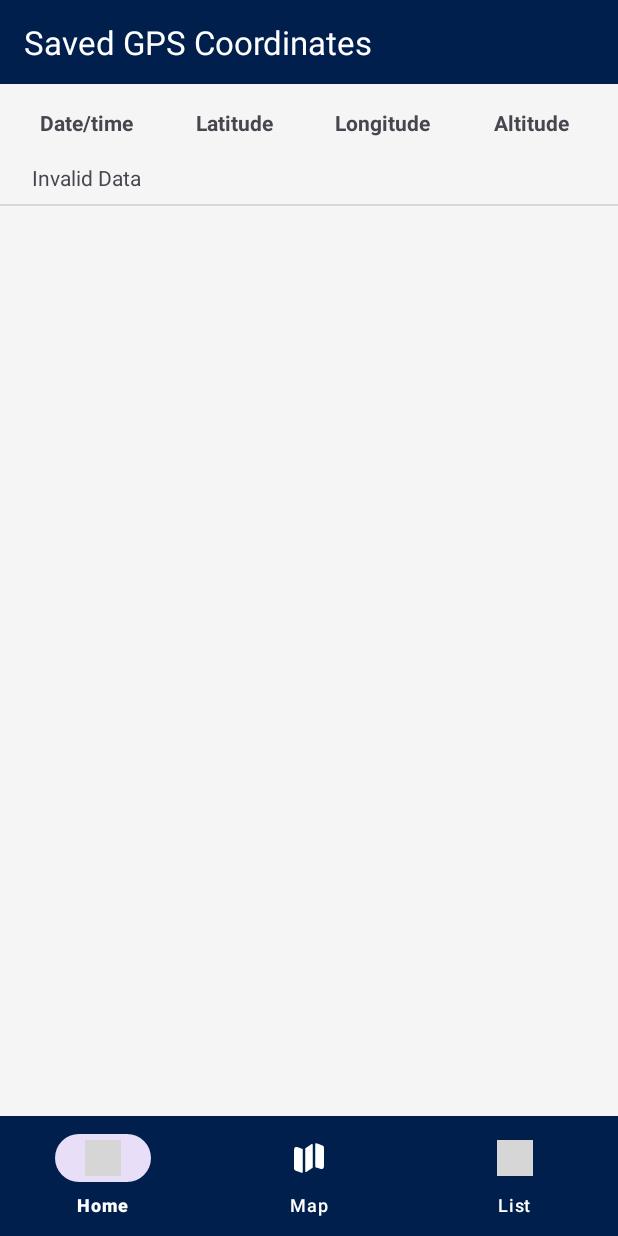
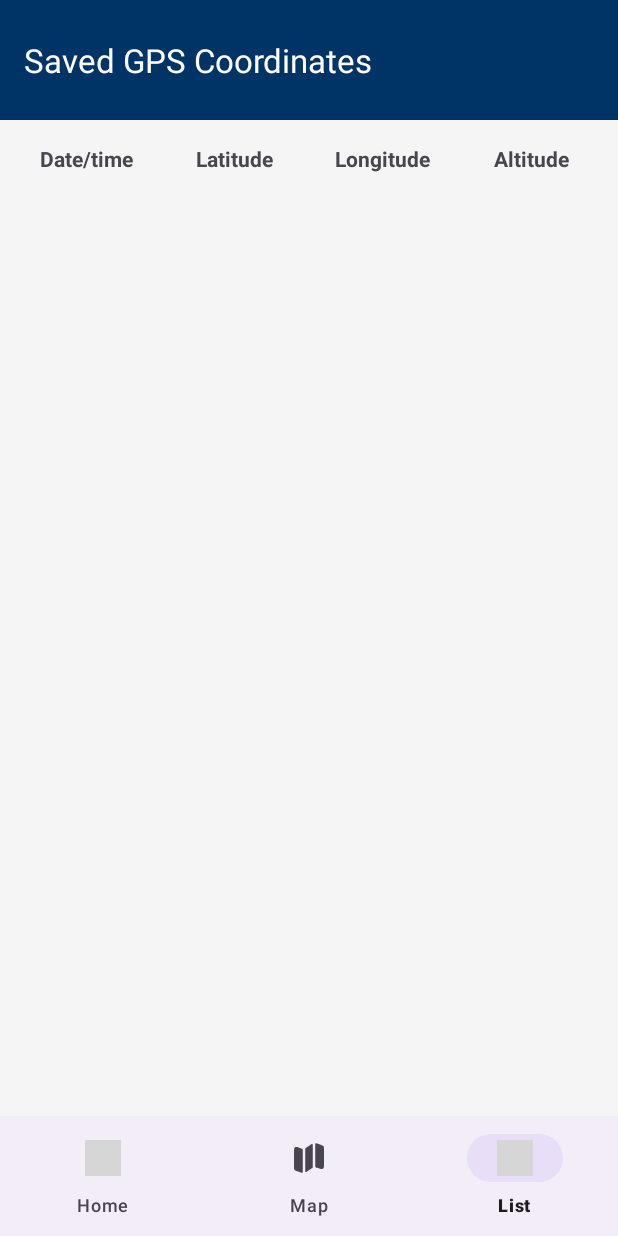
Before and after one commit to kliniik/MAD_Kotlin, an Android app: the screen it shows after launch (SecondActivity), item 3 of the bottom bar chosen, on a phone screen of 412 x 824 dp. Run offline under Robolectric (Android 15) with nearby library versions, the phone set to English and light mode, and no system bars; grey boxes are pictures that could not be loaded.

Commit message:
fixed bottom nav bar and improved style of top bar

```diff
--- a/app/src/main/java/es/upm/btb/madproject/MainActivity.kt
+++ b/app/src/main/java/es/upm/btb/madproject/MainActivity.kt
@@ -19,31 +19,34 @@ import android.Manifest
 import android.content.pm.PackageManager
 import android.location.LocationListener
 import android.location.LocationManager
+import android.util.Log
 import java.io.File
+import java.io.IOException
 
 class MainActivity : AppCompatActivity(), LocationListener {
-    private lateinit var bottomNavigationView: BottomNavigationView
-    private lateinit var locationManager: LocationManager
-    private lateinit var locationSwitch: Switch
-    private val locationPermissionCode = 2
-    private var latestLocation: Location? = null
+    private lateinit var bottomNavigationView: BottomNavigationView // bottom nav bar
+    private lateinit var locationManager: LocationManager // location updates
+    private lateinit var locationSwitch: Switch // enables/disables location tracking
+    private val locationPermissionCode = 2 // location permissions
+    private var latestLocation: Location? = null // stores last known GPS location
 
     override fun onCreate(savedInstanceState: Bundle?) {
         super.onCreate(savedInstanceState)
         enableEdgeToEdge()
         setContentView(R.layout.activity_main)
 
-        // Toolbar mit Overflow-Menü (Settings)
+        // Toolbar with Overflow Menu (Settings)
         val toolbar: Toolbar = findViewById(R.id.toolbar)
         setSupportActionBar(toolbar)
 
-        // Bottom Navigation View
+        // Bottom Navigation View (Home: MainActivity, Map: OpenStreetMapActivity, List: SecondActivity)
         val bottomNavigationView: BottomNavigationView = findViewById(R.id.bottom_navigation_view)
         bottomNavigationView.setOnItemSelectedListener { item ->
             when (item.itemId) {
                 R.id.navigation_home -> {
                     startActivity(Intent(this, MainActivity::class.java))
                     true
+
                 }
                 R.id.navigation_map -> {
                     val intent = Intent(this, OpenStreetMapActivity::class.java)
@@ -64,10 +67,10 @@ class MainActivity : AppCompatActivity(), LocationListener {
             }
         }
 
-        // Location Manager initialisieren
-        locationManager = getSystemService(Context.LOCATION_SERVICE) as LocationManager
-        locationSwitch = findViewById(R.id.locationSwitch)
-        locationSwitch.setOnCheckedChangeListener { _, isChecked ->
+        // Location Manager initialization
+        locationManager = getSystemService(Context.LOCATION_SERVICE) as LocationManager // retrieves location service
+        locationSwitch = findViewById(R.id.locationSwitch) // finds switch UI element
+        locationSwitch.setOnCheckedChangeListener { _, isChecked -> // toggles location tracking
             if (isChecked) {
                 locationSwitch.text = "Disable location"
                 startLocationUpdates()
@@ -77,7 +80,7 @@ class MainActivity : AppCompatActivity(), LocationListener {
             }
         }
 
-        // Überprüfe gespeicherte User ID
+        // Retrieve stored User ID + display toast message
         val userIdentifier = getUserIdentifier()
         if (userIdentifier == null) {
             Toast.makeText(this, "No User ID found", Toast.LENGTH_LONG).show()
@@ -86,13 +89,13 @@ class MainActivity : AppCompatActivity(), LocationListener {
         }
     }
 
-    // 🟢 Menü (drei Punkte oben rechts) erzeugen
+    // Create menu (3 dots)
     override fun onCreateOptionsMenu(menu: Menu): Boolean {
         menuInflater.inflate(R.menu.top_menu, menu)
         return true
     }
 
-    // 🟢 Klick-Handling für das Menü
+    // Starts SettingsActivity when the setting menu item is clicked
     override fun onOptionsItemSelected(item: MenuItem): Boolean {
         return when (item.itemId) {
             R.id.menu_settings -> {
@@ -103,6 +106,7 @@ class MainActivity : AppCompatActivity(), LocationListener {
         }
     }
 
+    // Start Location Updates every 5 minutes
     private fun startLocationUpdates() {
         if (ActivityCompat.checkSelfPermission(
                 this,
@@ -118,33 +122,47 @@ class MainActivity : AppCompatActivity(), LocationListener {
                 locationPermissionCode
             )
         } else {
+            Log.d("LOCATION_UPDATE", "Start GPS updates...")
+
             locationManager.requestLocationUpdates(LocationManager.GPS_PROVIDER, 5000, 5f, this)
         }
     }
 
+    // Stop Location Updates
     private fun stopLocationUpdates() {
         locationManager.removeUpdates(this)
     }
 
+    // Handle Location Permission Request (updates latestLocation and TextView with lat/lon + save GPS data)
     override fun onLocationChanged(location: Location) {
         latestLocation = location
+
+        Log.d("Location", "New Location: Lat: ${location.latitude}, Lon: ${location.longitude}, Alt: ${location.altitude}")
+
         val textView: TextView = findViewById(R.id.mainTextView)
         val locationText = "Lat: ${location.latitude}, Lon: ${location.longitude}"
         textView.text = locationText
         saveCoordinatesToFile(location.latitude, location.longitude, location.altitude)
     }
 
+    // User ID storage (retrieves user ID from SharedPreferences)
     private fun getUserIdentifier(): String? {
         val sharedPreferences = this.getSharedPreferences("AppPreferences", Context.MODE_PRIVATE)
         return sharedPreferences.getString("userIdentifier", null)
     }
 
+    // appends timestamped GPS data to a CSV file
     private fun saveCoordinatesToFile(latitude: Double, longitude: Double, altitude: Double) {
         val file = File(filesDir, "gps_coordinates.csv")
 
         val timestamp = System.currentTimeMillis().toString()
         val formattedData = "$timestamp;$latitude;$longitude;$altitude\n"
 
-        file.appendText(formattedData)  // Neue Zeile in die Datei schreiben
+        try {
+            file.appendText(formattedData)
+            Log.d("FILE_WRITE", "GPS-Daten gespeichert: $formattedData")
+        } catch (e: IOException) {
+            Log.e("FILE_WRITE", "Fehler beim Speichern: ${e.message}")
+        }
     }
 }
--- a/app/src/main/java/es/upm/btb/madproject/SecondActivity.kt
+++ b/app/src/main/java/es/upm/btb/madproject/SecondActivity.kt
@@ -20,6 +20,7 @@ import java.io.IOException
 import java.text.SimpleDateFormat
 import java.util.Date
 import java.util.Locale
+import com.google.android.material.bottomnavigation.BottomNavigationView
 
 class SecondActivity : AppCompatActivity() {
     private val TAG = "SecondActivity"
@@ -44,6 +45,29 @@ class SecondActivity : AppCompatActivity() {
 
         val coordinatesAdapter = CoordinatesAdapter(this, readFileContents())
         coordinatesListView.adapter = coordinatesAdapter
+
+        val bottomNavigationView: BottomNavigationView = findViewById(R.id.bottom_navigation_view)
+        bottomNavigationView.selectedItemId = R.id.navigation_list // Markiert "Liste" als aktiv
+
+        bottomNavigationView.setOnItemSelectedListener { item ->
+            when (item.itemId) {
+                R.id.navigation_home -> {
+                    startActivity(Intent(this, MainActivity::class.java))
+                    finish()
+                    true
+                }
+                R.id.navigation_map -> {
+                    startActivity(Intent(this, OpenStreetMapActivity::class.java))
+                    finish()
+                    true
+                }
+                R.id.navigation_list -> {
+                    true // Bereits in "Liste", also nichts tun
+                }
+                else -> false
+            }
+        }
+
     }
 
     private fun createCsvFileIfNotExists() {
@@ -69,11 +93,9 @@ class SecondActivity : AppCompatActivity() {
     private fun readFileContents(): List<List<String>> {
         return try {
             openFileInput("gps_coordinates.csv").bufferedReader().useLines { lines ->
-                lines.map {
-                    val data = it.split(";").map(String::trim)
-                    Log.d("CSV_DATA", "Zeile: $data") // Debugging
-                    data
-                }.toList()
+                lines.drop(1).map { it.split(";").map(String::trim) }
+                    .filter { it.size == 4 }
+                    .toList()
             }
         } catch (e: IOException) {
             listOf(listOf("Error reading file: ${e.message}"))
@@ -94,11 +116,11 @@ class SecondActivity : AppCompatActivity() {
             val altitudeTextView: TextView = view.findViewById(R.id.tvAltitude)
 
             val item = coordinatesList[position]
-            if (item.size < 4) {
+            if (item.size == 4) {
                 timestampTextView.text = formatTimestamp(item[0].toLong())
-                latitudeTextView.text = formatCoordinate(item[1].toDouble())
-                longitudeTextView.text = formatCoordinate(item[2].toDouble())
-                altitudeTextView.text = formatCoordinate(item[3].toDouble())
+                latitudeTextView.text = formatCoordinate(item[1].replace(",", ".").toDouble())
+                longitudeTextView.text = formatCoordinate(item[2].replace(",", ".").toDouble())
+                altitudeTextView.text = formatCoordinate(item[3].replace(",", ".").toDouble())
             } else {
                 timestampTextView.text = "Invalid Data"
                 latitudeTextView.text = ""
--- a/app/src/main/res/layout/activity_second.xml
+++ b/app/src/main/res/layout/activity_second.xml
@@ -7,18 +7,21 @@
     android:layout_height="match_parent"
     tools:context=".SecondActivity">
 
+    <!-- Haupt-TextView -->
     <androidx.appcompat.widget.Toolbar
         android:id="@+id/toolbar"
         android:layout_width="match_parent"
-        android:layout_height="56dp"
-        android:background="@color/primaryVariant"
+        android:layout_height="80dp"
         android:elevation="4dp"
+        android:background="@color/primaryColor"
+        app:layout_constraintEnd_toEndOf="parent"
+        app:layout_constraintHorizontal_bias="0.0"
+        app:layout_constraintStart_toStartOf="parent"
+        app:layout_constraintTop_toTopOf="parent"
         app:popupTheme="@style/ThemeOverlay.AppCompat.Light"
-        app:title="Saved GPS Coordinates"
         app:titleTextColor="@android:color/white"
-        app:layout_constraintTop_toTopOf="parent"
-        app:layout_constraintStart_toStartOf="parent"
-        app:layout_constraintEnd_toEndOf="parent"/>
+        android:paddingTop="40dp"
+        app:title="Saved GPS Coordinates" />
 
     <ListView
         android:id="@+id/lvCoordinates"
@@ -28,13 +31,14 @@
         app:layout_constraintTop_toBottomOf="@id/toolbar"
         app:layout_constraintBottom_toTopOf="@id/bottom_navigation_view"/>
 
+    <!-- Bottom Navigation Bar -->
     <com.google.android.material.bottomnavigation.BottomNavigationView
         android:id="@+id/bottom_navigation_view"
         android:layout_width="match_parent"
         android:layout_height="wrap_content"
+        android:layout_marginTop="16dp"
         app:menu="@menu/bottom_nav_menu"
-        app:itemIconTint="@android:color/white"
-        app:itemTextColor="@android:color/white"
         app:layout_constraintBottom_toBottomOf="parent"
-        android:background="@color/primaryVariant"/>
+        app:layout_constraintStart_toStartOf="parent"
+        app:layout_constraintEnd_toEndOf="parent"/>
 </androidx.constraintlayout.widget.ConstraintLayout>
```
Also changed, not shown: app/src/main/AndroidManifest.xml (+10 -5 lines), app/src/main/java/es/upm/btb/madproject/OpenStreetMapActivity.kt (+25 -0 lines), app/src/main/res/layout/activity_main.xml (+12 -7 lines), app/src/main/res/layout/activity_open_street_map.xml (+26 -0 lines).
